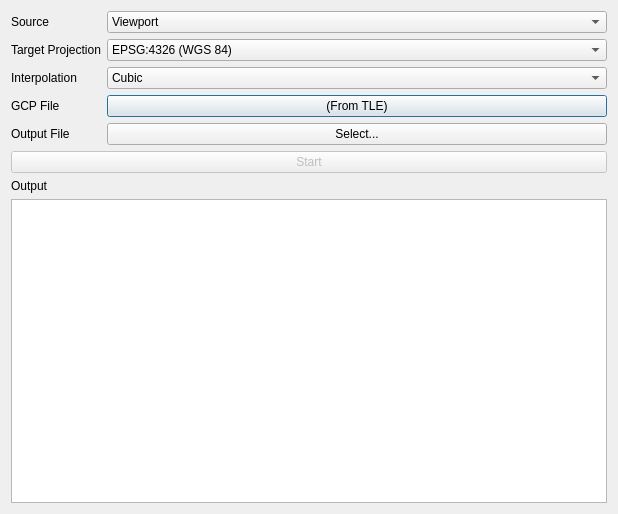
Old version of the form src/qt/projectdialog.ui in the repository Xerbo/LeanHRPT-Decode.
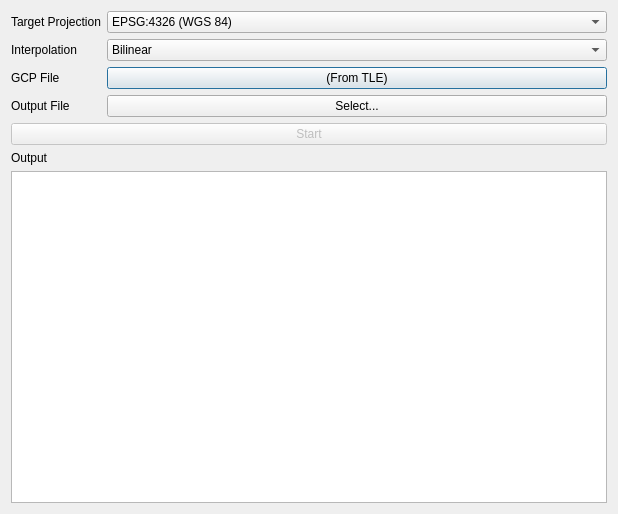
New version of the form. Icons and pictures are not drawn.

Commit message: Remove "Raw Channels" source option

```diff
--- a/src/qt/projectdialog.ui
+++ b/src/qt/projectdialog.ui
@@ -21,43 +21,13 @@
    <item>
     <layout class="QFormLayout" name="settings">
      <item row="0" column="0">
-      <widget class="QLabel" name="sourceLabel">
-       <property name="text">
-        <string>Source</string>
-       </property>
-      </widget>
-     </item>
-     <item row="0" column="1">
-      <widget class="QComboBox" name="source">
-       <property name="sizePolicy">
-        <sizepolicy hsizetype="Expanding" vsizetype="Fixed">
-         <horstretch>0</horstretch>
-         <verstretch>0</verstretch>
-        </sizepolicy>
-       </property>
-       <property name="toolTip">
-        <string>The source of the data, &quot;Raw Channels&quot; creates a file containing all channels with units</string>
-       </property>
-       <item>
-        <property name="text">
-         <string>Viewport</string>
-        </property>
-       </item>
-       <item>
-        <property name="text">
-         <string>Raw Channels</string>
-        </property>
-       </item>
-      </widget>
-     </item>
-     <item row="1" column="0">
       <widget class="QLabel" name="projectionLabel">
        <property name="text">
         <string>Target Projection</string>
        </property>
       </widget>
      </item>
-     <item row="1" column="1">
+     <item row="0" column="1">
       <widget class="QComboBox" name="projection">
        <property name="sizePolicy">
         <sizepolicy hsizetype="Expanding" vsizetype="Fixed">
@@ -82,14 +52,14 @@
        </item>
       </widget>
      </item>
-     <item row="2" column="0">
+     <item row="1" column="0">
       <widget class="QLabel" name="interpolationLabel">
        <property name="text">
         <string>Interpolation</string>
        </property>
       </widget>
      </item>
-     <item row="2" column="1">
+     <item row="1" column="1">
       <widget class="QComboBox" name="interpolation">
        <property name="sizePolicy">
         <sizepolicy hsizetype="Expanding" vsizetype="Fixed">
@@ -101,7 +71,7 @@
         <string>In order of speed, fastest -&gt; slowest (where slowest is the highest quality)</string>
        </property>
        <property name="currentIndex">
-        <number>2</number>
+        <number>1</number>
        </property>
        <item>
         <property name="text">
@@ -125,14 +95,14 @@
        </item>
       </widget>
      </item>
-     <item row="3" column="0">
+     <item row="2" column="0">
       <widget class="QLabel" name="gcpLabel">
        <property name="text">
         <string>GCP File</string>
        </property>
       </widget>
      </item>
-     <item row="3" column="1">
+     <item row="2" column="1">
       <widget class="QPushButton" name="gcp">
        <property name="sizePolicy">
         <sizepolicy hsizetype="Expanding" vsizetype="Fixed">
@@ -148,14 +118,14 @@
        </property>
       </widget>
      </item>
-     <item row="4" column="0">
+     <item row="3" column="0">
       <widget class="QLabel" name="outputLabel">
        <property name="text">
         <string>Output File</string>
        </property>
       </widget>
      </item>
-     <item row="4" column="1">
+     <item row="3" column="1">
       <widget class="QPushButton" name="output">
        <property name="sizePolicy">
         <sizepolicy hsizetype="Expanding" vsizetype="Fixed">
```
The commit also changes 4 other files.
